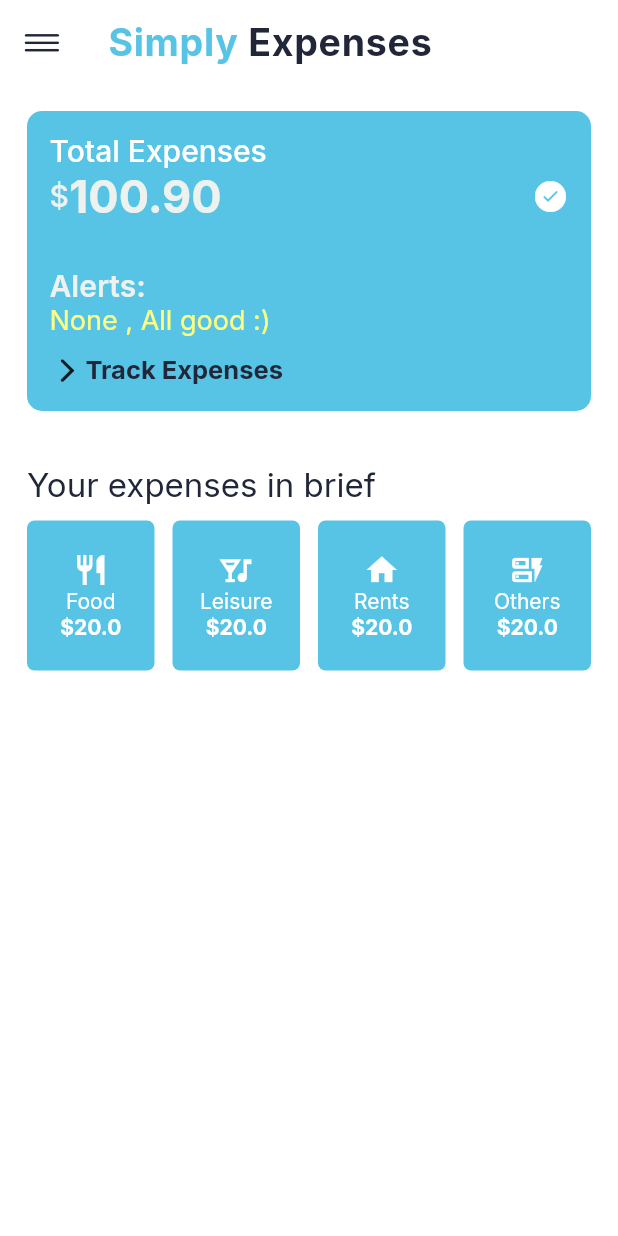
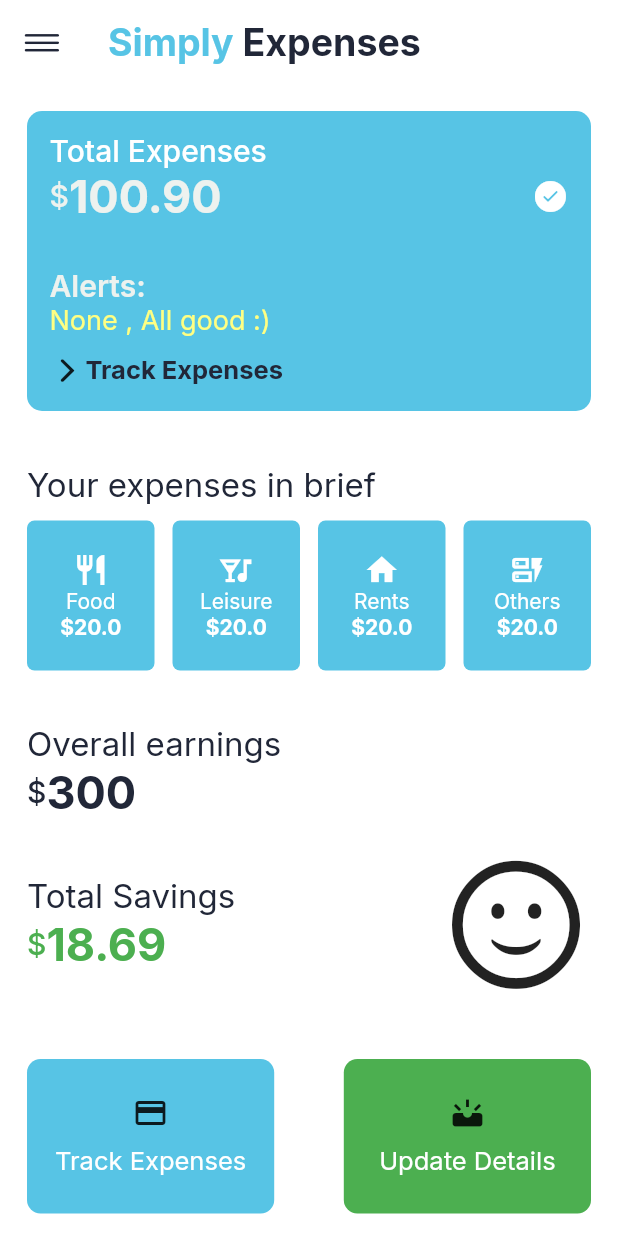
Before and after one commit to diptanshumahish/simply-expenses, a Flutter app: the screen it shows after launch, on a phone screen of 412 x 824 dp. Run offline on Flutter 3.47's test engine with Material 2 defaults, Android fonts, the light colour scheme and no system bars; our stand-ins replace google_fonts.

Commit message:
homepage design done

```diff
--- /dev/null
+++ b/lib/screens.dart/drawer.dart
@@ -0,0 +1,17 @@
+import 'package:flutter/material.dart';
+
+class AppDrawer extends StatefulWidget {
+  const AppDrawer({Key? key}) : super(key: key);
+
+  @override
+  State<AppDrawer> createState() => _AppDrawerState();
+}
+
+class _AppDrawerState extends State<AppDrawer> {
+  @override
+  Widget build(BuildContext context) {
+    return Drawer(
+      child: Column(),
+    );
+  }
+}
--- a/lib/screens.dart/homepage.dart
+++ b/lib/screens.dart/homepage.dart
@@ -1,3 +1,5 @@
+import 'package:expense_tracker/main.dart';
+import 'package:expense_tracker/screens.dart/drawer.dart';
 import 'package:expense_tracker/utils/theme.dart';
 import 'package:flutter/cupertino.dart';
 import 'package:flutter/material.dart';
@@ -32,13 +34,11 @@ class _HomePageState extends State<HomePage> {
               Text("Simply ",
                   style: TextStyle(
                       fontSize: 25,
-                      letterSpacing: 0.5,
                       fontWeight: FontWeight.bold,
                       color: AppColors.themeColor)),
               Text("Expenses",
                   style: TextStyle(
                       fontSize: 25,
-                      letterSpacing: 0.5,
                       fontWeight: FontWeight.bold,
                       color: topColor == Brightness.dark
                           ? Colors.white
@@ -47,6 +47,7 @@ class _HomePageState extends State<HomePage> {
           ),
         ),
         body: ListView(
+          physics: BouncingScrollPhysics(),
           scrollDirection: Axis.vertical,
           children: [
             Padding(
@@ -264,6 +265,124 @@ class _HomePageState extends State<HomePage> {
                   )
                 ],
               ),
+            ),
+            Padding(
+              padding: const EdgeInsets.all(18.0),
+              child: Column(
+                  crossAxisAlignment: CrossAxisAlignment.start,
+                  children: [
+                    Text("Overall earnings",
+                        style: TextStyle(
+                            fontSize: 22,
+                            color: topColor == Brightness.dark
+                                ? Colors.white
+                                : AppColors.darkBack)),
+                    Row(
+                      crossAxisAlignment: CrossAxisAlignment.center,
+                      children: [
+                        Text("\u{0024}",
+                            style: TextStyle(
+                                fontWeight: FontWeight.w500,
+                                fontSize: 20,
+                                color: topColor == Brightness.dark
+                                    ? Colors.white
+                                    : AppColors.darkBack)),
+                        Text("300",
+                            style: TextStyle(
+                                fontWeight: FontWeight.bold,
+                                fontSize: 30,
+                                color: topColor == Brightness.dark
+                                    ? Colors.white
+                                    : AppColors.darkBack))
+                      ],
+                    ),
+                    SizedBox(height: 20),
+                    Row(
+                      mainAxisAlignment: MainAxisAlignment.spaceBetween,
+                      crossAxisAlignment: CrossAxisAlignment.center,
+                      children: [
+                        Column(
+                          crossAxisAlignment: CrossAxisAlignment.start,
+                          children: [
+                            Text("Total Savings",
+                                style: TextStyle(
+                                    fontSize: 22,
+                                    color: topColor == Brightness.dark
+                                        ? Colors.white
+                                        : AppColors.darkBack)),
+                            Row(
+                              crossAxisAlignment: CrossAxisAlignment.center,
+                              children: [
+                                Text("\u{0024}",
+                                    style: TextStyle(
+                                        fontWeight: FontWeight.w500,
+                                        fontSize: 20,
+                                        color: AppColors.positive)),
+                                Text("18.69",
+                                    style: TextStyle(
+                                        fontWeight: FontWeight.bold,
+                                        fontSize: 30,
+                                        color: AppColors.positive))
+                              ],
+                            ),
+                          ],
+                        ),
+                        Column(
+                          children: [Icon(CupertinoIcons.smiley, size: 100)],
+                        )
+                      ],
+                    ),
+                    SizedBox(
+                      height: 40,
+                    ),
+                    Row(
+                      children: [
+                        Container(
+                            height: MediaQuery.of(context).size.width / 4,
+                            width: MediaQuery.of(context).size.width / 2.5,
+                            decoration: BoxDecoration(
+                                borderRadius: BorderRadius.circular(9),
+                                color: AppColors.themeColor),
+                            child: Padding(
+                              padding: const EdgeInsets.all(8.0),
+                              child: Column(
+                                mainAxisAlignment: MainAxisAlignment.center,
+                                children: [
+                                  Icon(Icons.payment),
+                                  SizedBox(height: 10),
+                                  Text(
+                                    "Track Expenses",
+                                    style: TextStyle(
+                                        fontSize: 17, color: Colors.white),
+                                  )
+                                ],
+                              ),
+                            )),
+                        Spacer(),
+                        Container(
+                            height: MediaQuery.of(context).size.width / 4,
+                            width: MediaQuery.of(context).size.width / 2.5,
+                            decoration: BoxDecoration(
+                                borderRadius: BorderRadius.circular(9),
+                                color: AppColors.positive),
+                            child: Padding(
+                              padding: const EdgeInsets.all(8.0),
+                              child: Column(
+                                mainAxisAlignment: MainAxisAlignment.center,
+                                children: [
+                                  Icon(Icons.upcoming),
+                                  SizedBox(height: 10),
+                                  Text(
+                                    "Update Details",
+                                    style: TextStyle(
+                                        fontSize: 17, color: Colors.white),
+                                  )
+                                ],
+                              ),
+                            )),
+                      ],
+                    )
+                  ]),
             )
           ],
         ));
--- a/lib/utils/theme.dart
+++ b/lib/utils/theme.dart
@@ -7,6 +7,7 @@ abstract class AppColors {
   static const sec = Color(0xFFffff82);
   static const darkBack = Color(0xFF212738);
   static const lighttext = Color(0xFFedf2ef);
+  static const positive = Colors.green;
 }
 
 abstract class Apptheme {
```
